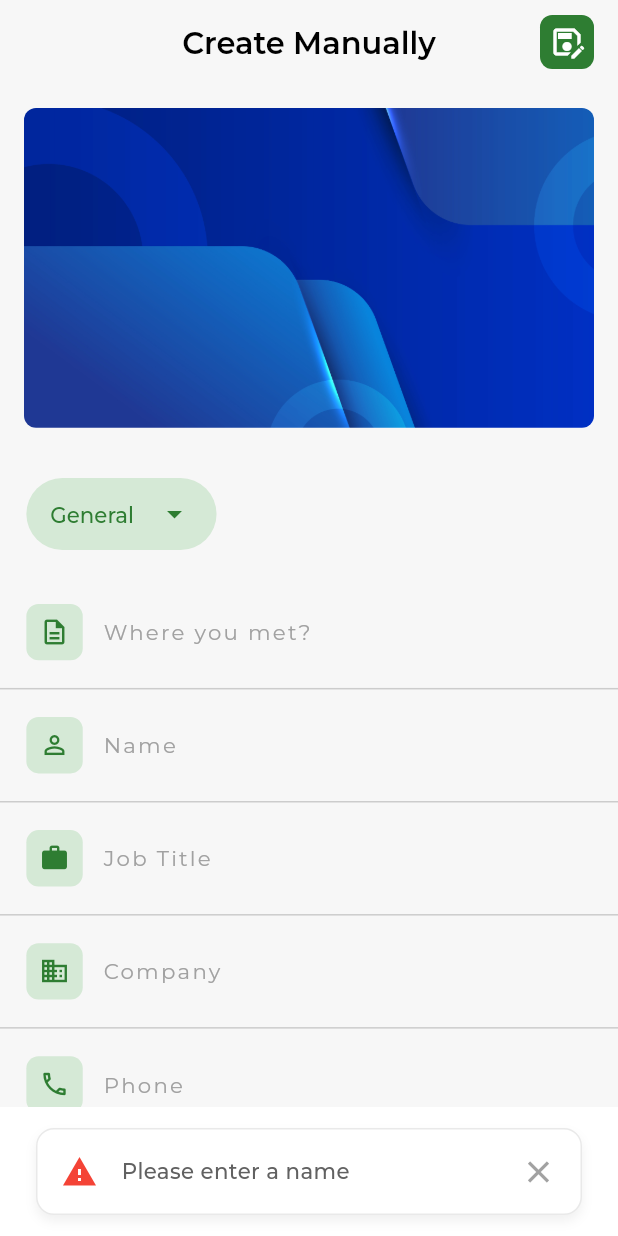
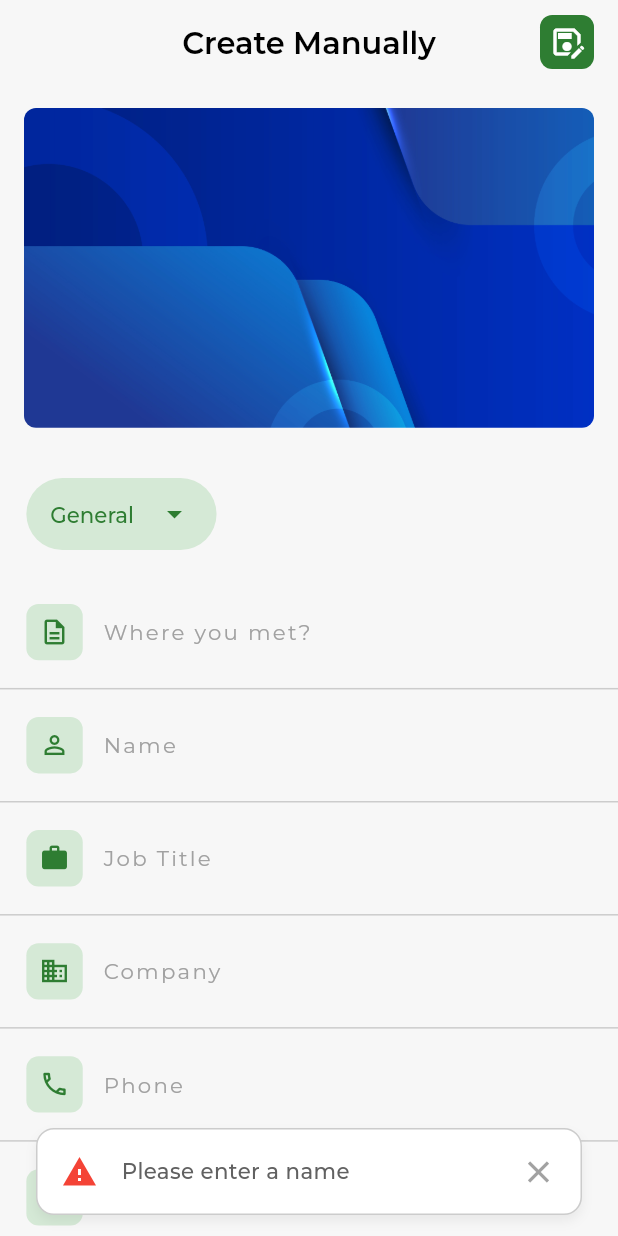
Before and after one commit to KafiulIslam/business_card_scanner, a Flutter app: the CreateCardManuallyScreen screen opened by its route, after a tap on the "save as" icon, on a phone screen of 412 x 824 dp. Run offline on Flutter 3.47's test engine with Material 3 defaults, Android fonts, the phone set to English and light mode, and no system bars; drawn by our look-alikes of screenshot; our stand-ins replace bloc, cached_network_image, camera, cloud_firestore, equatable, file_picker and 14 more; missing offline and left inert: google_mlkit_text_recognition, scanning_effect, syncfusion_flutter_pdf, syncfusion_flutter_pdfviewer; accounts and stored records are empty.

Commit message:
change custom snack elevation

```diff
--- a/lib/core/utils/custom_snack.dart
+++ b/lib/core/utils/custom_snack.dart
@@ -9,7 +9,8 @@ class CustomSnack {
   static void success(String message, BuildContext context) {
     ScaffoldMessenger.of(context).showSnackBar(SnackBar(
       duration: const Duration(seconds: 3),
-      backgroundColor: Colors.white,
+      backgroundColor: Colors.transparent,
+      elevation: 0,
       content: ContentCart(isSuccess: true, message: message),
     ));
   }
@@ -17,7 +18,8 @@ class CustomSnack {
   static void warning(String message, BuildContext context) {
     ScaffoldMessenger.of(context).showSnackBar(SnackBar(
       duration: const Duration(seconds: 3),
-      backgroundColor: Colors.white,
+      backgroundColor: Colors.transparent,
+      elevation: 0,
       content: ContentCart(isSuccess: false, message: message),
     ));
   }
@@ -36,7 +38,7 @@ class ContentCart extends StatelessWidget {
     return Container(
       decoration: BoxDecoration(
           borderRadius: BorderRadius.circular(12),
-          border: Border.all(color: const Color(0xFFE9E9E9)),
+          border: Border.all(color: AppColors.borderColor),
           boxShadow: [
             BoxShadow(
               color: Colors.black.withOpacity(0.06),
--- a/pubspec.yaml
+++ b/pubspec.yaml
@@ -5,7 +5,7 @@ description: "A new Flutter project."
 publish_to: 'none' # Remove this line if you wish to publish to pub.dev
 
 
-version: 1.0.0+5
+version: 1.0.0+6
 
 environment:
   sdk: ^3.5.2
```
Also changed, not shown: 1 other file.
